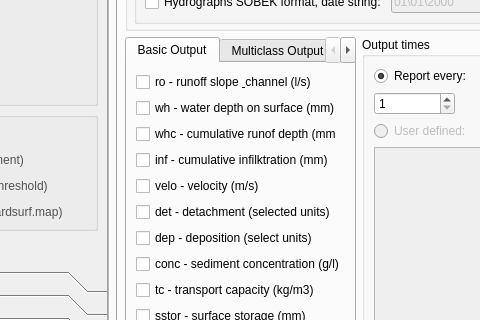
The window that ui_full/lisemqt.ui (vjetten/openlisem) describes before a commit, drawn with Qt 5; both pictures show x 350 to 830 and y 340 to 660 of the 1012 by 749 pixel window.
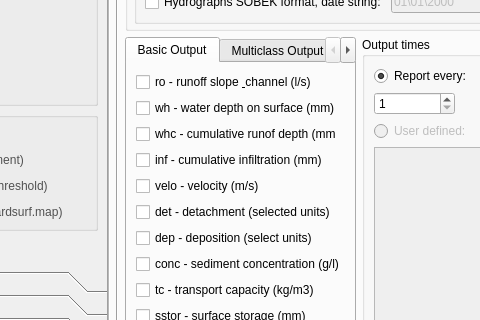
The same window after the commit. The open tabs and pages were chosen to show the change. Icons and pictures are not drawn.

The edit to the form file:
```diff
--- a/ui_full/lisemqt.ui
+++ b/ui_full/lisemqt.ui
@@ -3290,7 +3290,7 @@
                   <item>
                    <widget class="QCheckBox" name="checkBox_OutInf">
                     <property name="text">
-                     <string>inf - cumulative infilktration (mm)</string>
+                     <string>inf - cumulative infiltration (mm)</string>
                     </property>
                    </widget>
                   </item>
```
Left out of the diff: 58 changed lines with no effect on the pictures.
